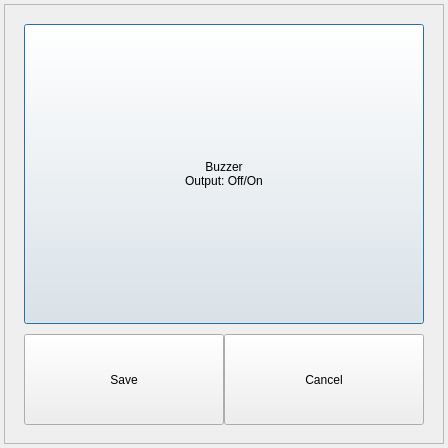
Old version of the form gui/mainwidget/src/dvrsetup/device/buzzer/buzzerdialog.ui in the repository yjsin-emastec/neptune.
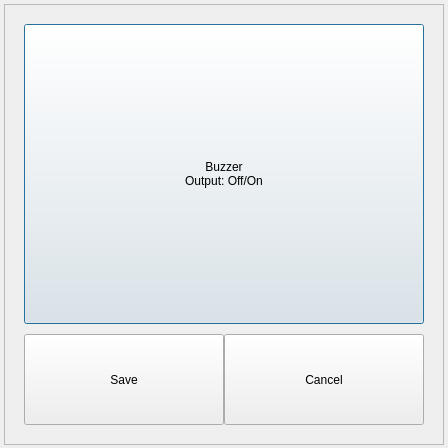
New version of the form.

```diff
--- a/gui/mainwidget/src/dvrsetup/device/buzzer/buzzerdialog.ui
+++ b/gui/mainwidget/src/dvrsetup/device/buzzer/buzzerdialog.ui
@@ -19,7 +19,7 @@
      <x>4</x>
      <y>4</y>
      <width>440</width>
-     <height>440</height>
+     <height>441</height>
     </rect>
    </property>
    <property name="frameShape">
```
